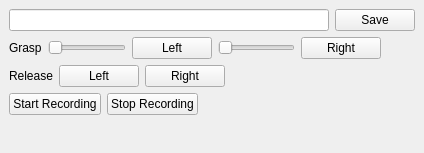
The window that interactive_viewer.ui (UM-ARM-Lab/mjregrasping) describes before a commit, drawn with Qt 5.
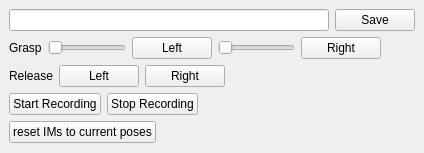
The same window after the commit.

Commit message: viz demo

Diff of the .ui file:
```diff
--- a/interactive_viewer.ui
+++ b/interactive_viewer.ui
@@ -153,6 +153,30 @@
       </item>
      </layout>
     </item>
+    <item>
+     <layout class="QHBoxLayout" name="horizontalLayout_5">
+      <item>
+       <widget class="QPushButton" name="reset_button">
+        <property name="text">
+         <string>reset IMs to current poses</string>
+        </property>
+       </widget>
+      </item>
+      <item>
+       <spacer name="horizontalSpacer_3">
+        <property name="orientation">
+         <enum>Qt::Horizontal</enum>
+        </property>
+        <property name="sizeHint" stdset="0">
+         <size>
+          <width>40</width>
+          <height>20</height>
+         </size>
+        </property>
+       </spacer>
+      </item>
+     </layout>
+    </item>
     <item>
      <spacer name="verticalSpacer">
       <property name="orientation">
```
The commit also changes 2 other files.
